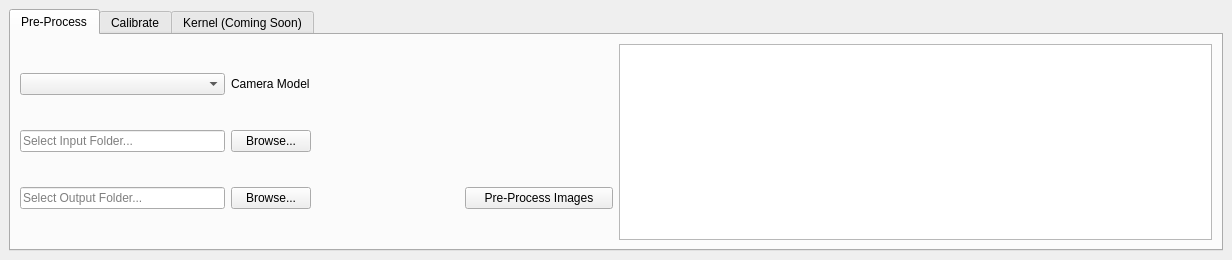
Before: the Qt Designer form MAPIR_Processing/MAPIR_Processing_dockwidget_base.ui in Hobbyistpython/QGIS, drawn with Qt 5.
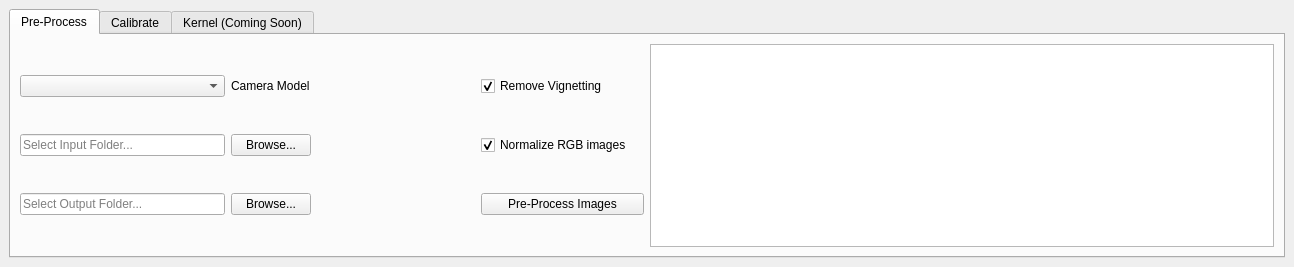
After: the same form once the commit is applied.

Commit message:
Added .mapir converter
Added new tool for converting our proprietary format. Currently testing
functionality.

What changed in the file:
```diff
--- a/MAPIR_Processing/MAPIR_Processing_dockwidget_base.ui
+++ b/MAPIR_Processing/MAPIR_Processing_dockwidget_base.ui
@@ -6,8 +6,8 @@
    <rect>
     <x>0</x>
     <y>0</y>
-    <width>1232</width>
-    <height>260</height>
+    <width>1294</width>
+    <height>267</height>
    </rect>
   </property>
   <property name="sizePolicy">
@@ -35,6 +35,9 @@
    <layout class="QGridLayout" name="gridLayout">
     <item row="0" column="1">
      <widget class="QTabWidget" name="tabWidget">
+      <property name="enabled">
+       <bool>true</bool>
+      </property>
       <property name="sizePolicy">
        <sizepolicy hsizetype="MinimumExpanding" vsizetype="MinimumExpanding">
         <horstretch>0</horstretch>
@@ -222,30 +225,24 @@
            </spacer>
           </item>
           <item row="0" column="4">
-           <spacer name="horizontalSpacer">
-            <property name="orientation">
-             <enum>Qt::Horizontal</enum>
+           <widget class="QCheckBox" name="VignetteBox">
+            <property name="text">
+             <string>Remove Vignetting</string>
             </property>
-            <property name="sizeHint" stdset="0">
-             <size>
-              <width>40</width>
-              <height>20</height>
-             </size>
+            <property name="checked">
+             <bool>true</bool>
             </property>
-           </spacer>
+           </widget>
           </item>
           <item row="1" column="4">
-           <spacer name="horizontalSpacer_2">
-            <property name="orientation">
-             <enum>Qt::Horizontal</enum>
+           <widget class="QCheckBox" name="RgbBox">
+            <property name="text">
+             <string>Normalize RGB images</string>
             </property>
-            <property name="sizeHint" stdset="0">
-             <size>
-              <width>40</width>
-              <height>20</height>
-             </size>
+            <property name="checked">
+             <bool>true</bool>
             </property>
-           </spacer>
+           </widget>
           </item>
          </layout>
         </item>
```
Left out of the diff: 33 changed lines with no effect on the pictures. Lines whose indentation alone changed are shown as unchanged. The commit also changes 11 other files.
